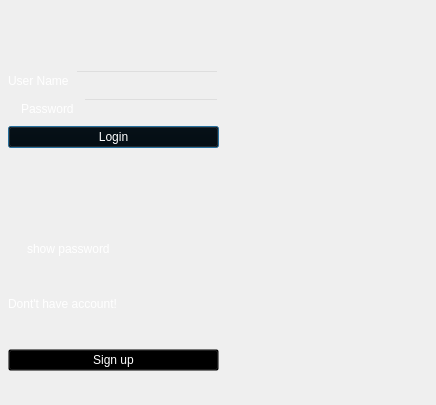
Qt form tictactoev/signin.ui (Jolinejo/Advanced-Tic-Tac-Toe) before a commit.
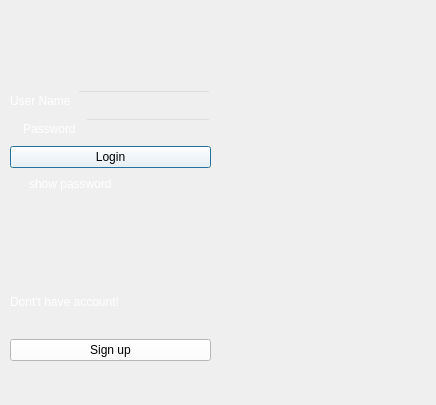
The same form after that commit. Icons and pictures are not drawn.

Diff of the .ui file:
```diff
--- a/tictactoev/signin.ui
+++ b/tictactoev/signin.ui
@@ -19,10 +19,10 @@
   <widget class="QWidget" name="widget" native="true">
    <property name="geometry">
     <rect>
-     <x>8</x>
-     <y>70</y>
-     <width>211</width>
-     <height>301</height>
+     <x>10</x>
+     <y>90</y>
+     <width>201</width>
+     <height>271</height>
     </rect>
    </property>
    <property name="styleSheet">
@@ -78,21 +78,16 @@
     </item>
     <item>
      <widget class="QPushButton" name="pushButton_login">
+      <property name="styleSheet">
+       <string notr="true">font: 700 10pt &quot;Segoe UI&quot;;
+background-color: rgb(255, 255, 255);
+color: rgb(0, 0, 0);</string>
+      </property>
       <property name="text">
        <string>Login</string>
       </property>
      </widget>
     </item>
-    <item>
-     <widget class="QLabel" name="label_4">
-      <property name="styleSheet">
-       <string notr="true">color: #f9f02e;</string>
-      </property>
-      <property name="text">
-       <string/>
-      </property>
-     </widget>
-    </item>
     <item>
      <widget class="QCheckBox" name="checkBox_showpassword">
       <property name="text">
@@ -100,6 +95,16 @@
       </property>
      </widget>
     </item>
+    <item>
+     <widget class="QLabel" name="label_4">
+      <property name="styleSheet">
+       <string notr="true">color: rgb(255, 0, 0);</string>
+      </property>
+      <property name="text">
+       <string/>
+      </property>
+     </widget>
+    </item>
     <item>
      <widget class="QLabel" name="label_3">
       <property name="text">
@@ -109,6 +114,11 @@
     </item>
     <item>
      <widget class="QPushButton" name="pushButton_signup1">
+      <property name="styleSheet">
+       <string notr="true">font: 700 10pt &quot;Segoe UI&quot;;
+background-color: rgb(255, 255, 255);
+color: rgb(0, 0, 0);</string>
+      </property>
       <property name="text">
        <string>Sign up</string>
       </property>
```
